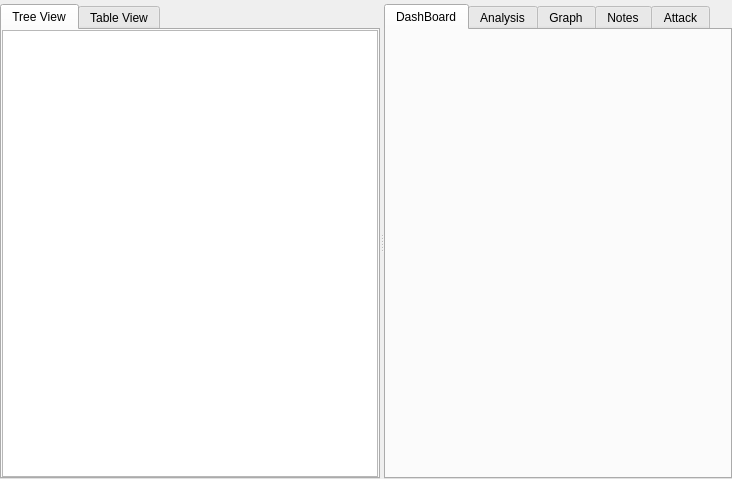
The window that gui/src/project/Project.ui (3nock/OTE) describes before a commit, drawn with Qt 5.
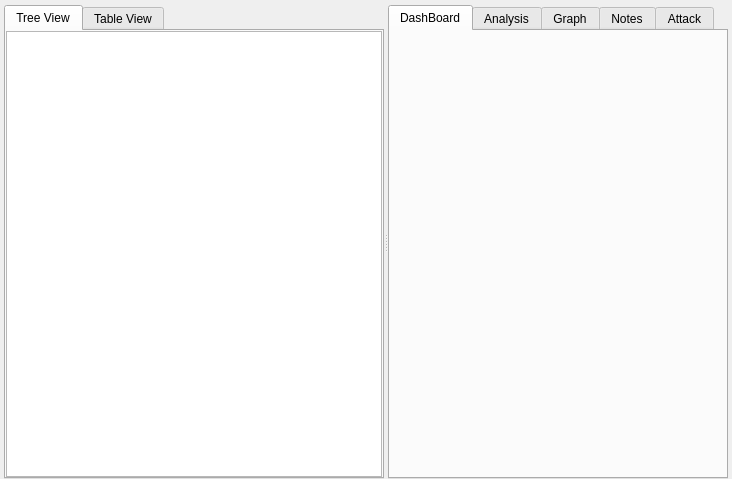
The same window after the commit.

Commit message: working on project structure

Diff of the .ui file:
```diff
--- a/gui/src/project/Project.ui
+++ b/gui/src/project/Project.ui
@@ -15,13 +15,13 @@
   </property>
   <layout class="QGridLayout" name="gridLayout">
    <property name="leftMargin">
-    <number>0</number>
+    <number>4</number>
    </property>
    <property name="topMargin">
-    <number>4</number>
+    <number>5</number>
    </property>
    <property name="rightMargin">
-    <number>0</number>
+    <number>4</number>
    </property>
    <property name="bottomMargin">
     <number>0</number>
@@ -87,6 +87,33 @@
             <height>16777215</height>
            </size>
           </property>
+          <property name="editTriggers">
+           <set>QAbstractItemView::NoEditTriggers</set>
+          </property>
+          <property name="showDropIndicator" stdset="0">
+           <bool>false</bool>
+          </property>
+          <property name="verticalScrollMode">
+           <enum>QAbstractItemView::ScrollPerPixel</enum>
+          </property>
+          <property name="indentation">
+           <number>15</number>
+          </property>
+          <property name="rootIsDecorated">
+           <bool>true</bool>
+          </property>
+          <property name="uniformRowHeights">
+           <bool>true</bool>
+          </property>
+          <property name="itemsExpandable">
+           <bool>true</bool>
+          </property>
+          <attribute name="headerVisible">
+           <bool>false</bool>
+          </attribute>
+          <attribute name="headerMinimumSectionSize">
+           <number>20</number>
+          </attribute>
          </widget>
         </item>
        </layout>
```
The commit also changes 25 other files.
